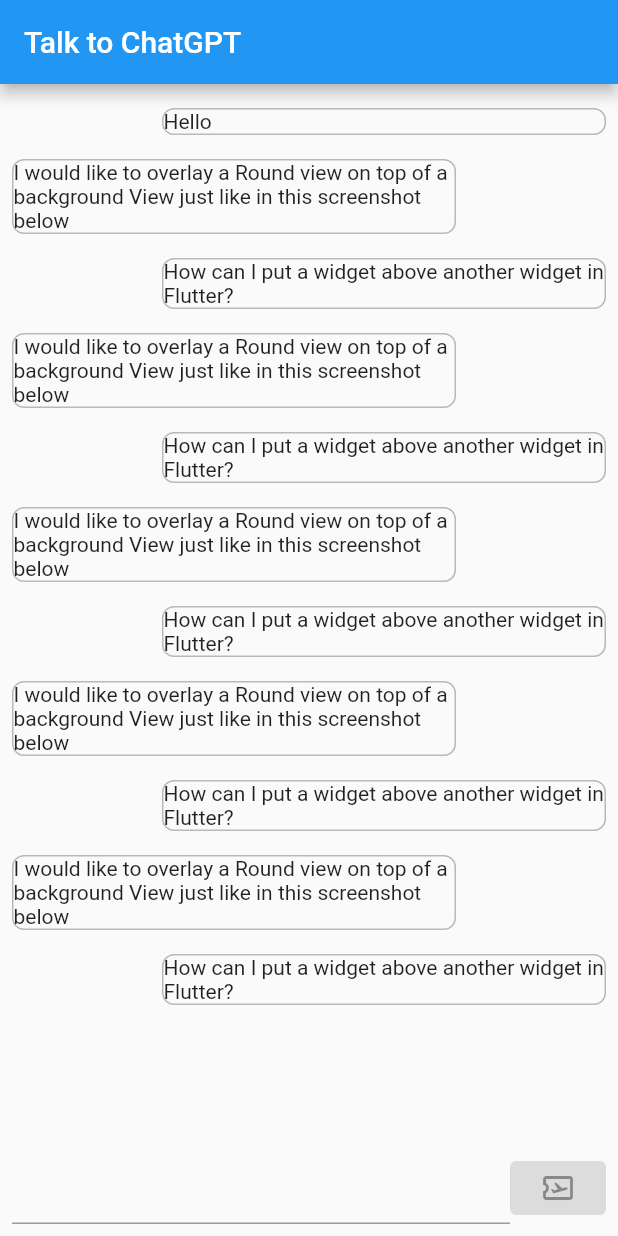
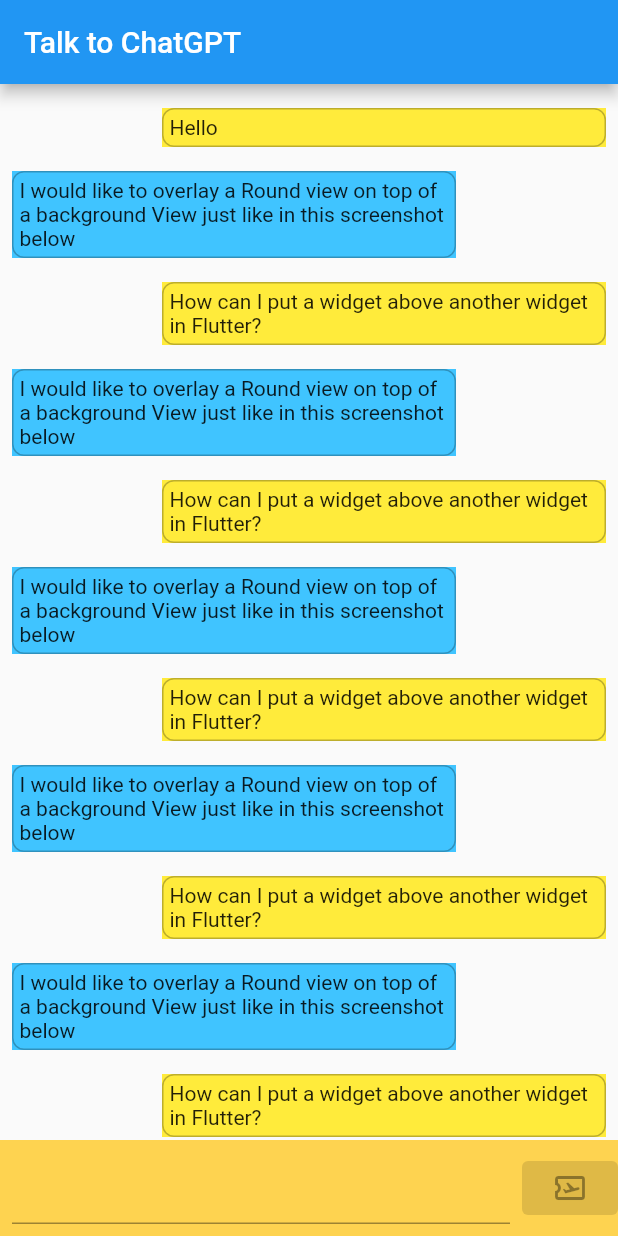
Before and after one commit to borohhov/mainor_ai_chat_2023, a Flutter app: the screen it shows after launch, on a phone screen of 412 x 824 dp. Run offline on Flutter 3.47's test engine with Material 2 defaults, Android fonts, the phone set to English and light mode, and no system bars.

Commit message:
Updated UI

```diff
--- a/lib/screens/chat-home-screen.dart
+++ b/lib/screens/chat-home-screen.dart
@@ -7,18 +7,36 @@ class ChatHomeScreen extends StatelessWidget {
   @override
   Widget build(BuildContext context) {
     return Scaffold(
-      appBar: AppBar(title: Text("Talk to ChatGPT"),),
-      body: Padding(
-        padding: const EdgeInsets.all(8.0),
-        child: Stack(
-          children: [SingleChildScrollView(child: MessageList()),Align(alignment: Alignment.bottomCenter,
+      appBar: AppBar(
+        title: Text("Talk to ChatGPT"),
+      ),
+      body: Stack(
+        children: [
+          const Padding(
+            padding: EdgeInsets.all(8.0),
+            child: SingleChildScrollView(child: MessageList()),
+          ),
+          Align(
+            alignment: Alignment.bottomCenter,
+            child: Container(
+              color: Color(0xDAFFCC33),
               child: Row(
                 mainAxisSize: MainAxisSize.max,
-                children: [
-                Expanded(flex: 10, child: TextField()),
-                ElevatedButton(onPressed: null, child: Icon(Icons.airplane_ticket_outlined))
-              ],),)],
-        ),
+                children: const [
+                  Expanded(
+                      flex: 10,
+                      child: Padding(
+                        padding: EdgeInsets.all(8.0),
+                        child: TextField(),
+                      )),
+                  ElevatedButton(
+                      onPressed: null,
+                      child: Icon(Icons.airplane_ticket_outlined))
+                ],
+              ),
+            ),
+          )
+        ],
       ),
     );
   }
--- a/lib/widgets/message-list.dart
+++ b/lib/widgets/message-list.dart
@@ -20,8 +20,14 @@ class MessageList extends StatelessWidget {
                 right: rightPadding
               ),
               child: Container(
-                decoration: BoxDecoration(borderRadius: BorderRadius.all(Radius.circular(8)),border: Border.all(width: 1, color: Colors.black26)),
-                  child: Text(m.message, maxLines: 15, softWrap: true,)),
+                color: m.author == Author.USER ? Colors.yellow : Colors.lightBlueAccent,
+                child: Container(
+                  decoration: BoxDecoration(borderRadius: const BorderRadius.all(Radius.circular(8)),border: Border.all(width: 1, color: Colors.black26)),
+                    child: Padding(
+                      padding: const EdgeInsets.all(4.0),
+                      child: Text(m.message, maxLines: 15, softWrap: true,),
+                    )),
+              ),
             ))],
         );
       }).toList(),
```
